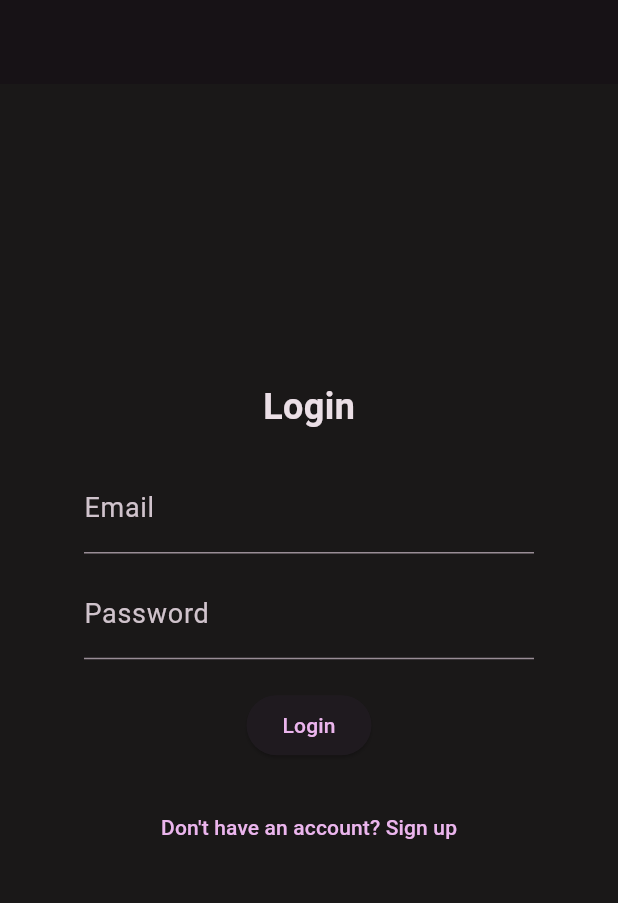
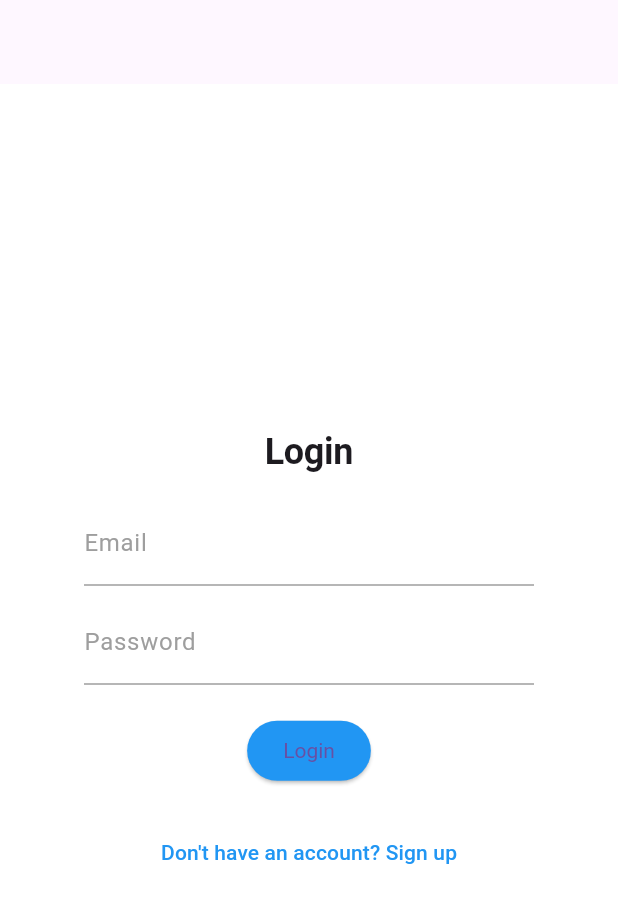
Before and after one commit to TizianoAlbore/pswmanager, a Flutter app: the screen it shows after launch, on a phone screen of 412 x 824 dp. Shown: the top 903 px of the screen. Run offline on Flutter 3.47's test engine with Material 3 defaults, Android fonts, the phone set to English and light mode, and no system bars; our stand-ins replace cloud_firestore, firebase_auth, firebase_core, flutter_dotenv; missing offline and left inert: base32, blockchain_utils, cryptography, dart:js_interop; accounts and stored records are empty; project files that could hold a hidden picture were left out.

Commit message:
theme_added

```diff
--- a/lib/pages/login.dart
+++ b/lib/pages/login.dart
@@ -1,6 +1,55 @@
 import 'package:flutter/material.dart';
 import 'package:firebase_auth/firebase_auth.dart';
 import 'dart:async';
+
+void main() {
+  runApp(const MyApp());
+}
+
+class MyApp extends StatelessWidget {
+  const MyApp({Key? key}) : super(key: key);
+
+  @override
+  Widget build(BuildContext context) {
+    return MaterialApp(
+      title: 'Reusable Theme Demo',
+      theme: ThemeData(
+        primarySwatch: Colors.blue,
+        scaffoldBackgroundColor: Colors.white,
+        textTheme: const TextTheme(
+          headline1: TextStyle(fontSize: 24, fontWeight: FontWeight.bold),
+          bodyText1: TextStyle(fontSize: 16, color: Colors.black),
+          button: TextStyle(color: Colors.white),
+        ),
+        inputDecorationTheme: const InputDecorationTheme(
+          labelStyle: TextStyle(color: Colors.grey),
+          enabledBorder: UnderlineInputBorder(
+            borderSide: BorderSide(color: Colors.grey),
+          ),
+          focusedBorder: UnderlineInputBorder(
+            borderSide: BorderSide(color: Colors.blue),
+          ),
+        ),
+        elevatedButtonTheme: ElevatedButtonThemeData(
+          style: ElevatedButton.styleFrom(
+            backgroundColor: Colors.blue,
+            textStyle: const TextStyle(color: Colors.white),
+          ),
+        ),
+        textButtonTheme: TextButtonThemeData(
+          style: TextButton.styleFrom(
+            foregroundColor: Colors.blue, // Link text color
+          ),
+        ),
+      ),
+      home: const LoginPage(),
+      routes: {
+        '/signup': (context) => const SignUpPage(),
+        '/dashboard': (context) => const DashboardPage(),
+      },
+    );
+  }
+}
 
 class LoginPage extends StatefulWidget {
   const LoginPage({super.key});
@@ -48,9 +97,7 @@ class _LoginPageState extends State<LoginPage> {
       appBar: AppBar(
         automaticallyImplyLeading: false,
       ),
-      body: Container(
-  //color: Colors.white, // Set background color to plain white
-  child: Center(
+      body: Center(
         child: SizedBox(
           width: 300,
           child: Padding(
@@ -59,26 +106,15 @@ class _LoginPageState extends State<LoginPage> {
               mainAxisSize: MainAxisSize.min,
               crossAxisAlignment: CrossAxisAlignment.center,
               children: [
-            const Text(
+                Text(
                   'Login',
-              style: TextStyle(
-                fontSize: 24,
-                fontWeight: FontWeight.bold,
-                //color: Colors.black, // Ensure text is visible on white
-              ),
+                  style: Theme.of(context).textTheme.headline1,
                 ),
                 const SizedBox(height: 20),
                 TextField(
                   controller: _emailController,
                   decoration: const InputDecoration(
                     labelText: 'Email',
-                //labelStyle: TextStyle(color: Colors.black), // Label color
-                //enabledBorder: UnderlineInputBorder(
-                  //borderSide: BorderSide(color: Colors.grey),
-                //),
-                //focusedBorder: UnderlineInputBorder(
-                  //borderSide: BorderSide(color: Colors.blue),
-                //),
                   ),
                 ),
                 const SizedBox(height: 10),
@@ -87,19 +123,11 @@ class _LoginPageState extends State<LoginPage> {
                   obscureText: true,
                   decoration: const InputDecoration(
                     labelText: 'Password',
-                //labelStyle: TextStyle(color: Colors.black), // Label color
-                //enabledBorder: UnderlineInputBorder(
-                  //borderSide: BorderSide(color: Colors.grey),
-                //),
-                //focusedBorder: UnderlineInputBorder(
-                  //borderSide: BorderSide(color: Colors.blue),
-                //),
                   ),
                 ),
                 const SizedBox(height: 20),
                 ElevatedButton(
                   onPressed: _login,
-              //style: ElevatedButton.styleFrom(backgroundColor: Colors.blue),
                   child: const Text('Login'),
                 ),
                 const SizedBox(height: 20),
@@ -107,100 +135,37 @@ class _LoginPageState extends State<LoginPage> {
                   onPressed: () {
                     Navigator.pushNamed(context, '/signup');
                   },
-              child: const Text(
-                'Don\'t have an account? Sign up',
-                //style: TextStyle(color: Colors.blue), // Make link visible
+                  child: const Text('Don\'t have an account? Sign up'),
                 ),
-            ),
-            const SizedBox(height: 50),
               ],
             ),
           ),
         ),
       ),
-),
-      // body: Stack(
-      //   children: [
-      //     // Background image
-      //     Positioned.fill(
-      //       child: Image.asset(
-      //         'assets/background.jpg', // Add your background image asset
-      //         fit: BoxFit.cover,
-      //       ),
-      //     ),
-      //     // Login form
-      //     Center(
-      //       child: SizedBox(
-      //         width: 300,
-      //         child: Padding(
-      //           padding: const EdgeInsets.symmetric(vertical: 40.0),
-      //           child: Column(
-      //             mainAxisSize: MainAxisSize.min,
-      //             crossAxisAlignment: CrossAxisAlignment.center,
-      //             children: [
-      //               const Text(
-      //                 'Login',
-      //                 style: TextStyle(
-      //                   fontSize: 24,
-      //                   fontWeight: FontWeight.bold,
-      //                   color: Colors.white, // Ensures login text is visible
-      //                 ),
-      //               ),
-      //               const SizedBox(height: 20),
-      //               TextField(
-      //                 controller: _emailController,
-      //                 style: TextStyle(color: Colors.black), // Text color
-      //                 decoration: const InputDecoration(
-      //                   labelText: 'Email',
-      //                   labelStyle: TextStyle(color: Colors.white), // Label color
-      //                   enabledBorder: UnderlineInputBorder(
-      //                     borderSide: BorderSide(color: Colors.white),
-      //                   ),
-      //                   focusedBorder: UnderlineInputBorder(
-      //                     borderSide: BorderSide(color: Colors.white),
-      //                   ),
-      //                 ),
-      //               ),
-      //               const SizedBox(height: 10),
-      //               TextField(
-      //                 controller: _passwordController,
-      //                 obscureText: true,
-      //                 style: TextStyle(color: Colors.black), // Text color
-      //                 decoration: const InputDecoration(
-      //                   labelText: 'Password',
-      //                   labelStyle: TextStyle(color: Colors.white), // Label color
-      //                   enabledBorder: UnderlineInputBorder(
-      //                     borderSide: BorderSide(color: Colors.white),
-      //                   ),
-      //                   focusedBorder: UnderlineInputBorder(
-      //                     borderSide: BorderSide(color: Colors.white),
-      //                   ),
-      //                 ),
-      //               ),
-      //               const SizedBox(height: 20),
-      //               ElevatedButton(
-      //                 onPressed: _login,
-      //                 style: ElevatedButton.styleFrom(backgroundColor: Colors.blue), // Button color
-      //                 child: const Text('Login'),
-      //               ),
-      //               const SizedBox(height: 20),
-      //               TextButton(
-      //                 onPressed: () {
-      //                   Navigator.pushNamed(context, '/signup');
-      //                 },
-      //                 child: const Text(
-      //                   'Don\'t have an account? Sign up',
-      //                   style: TextStyle(color: Colors.white), // Text color for the link
-      //                 ),
-      //               ),
-      //               const SizedBox(height: 50),
-      //             ],
-      //           ),
-      //         ),
-      //       ),
-      //     ),
-      //   ],
-      // ),
     );
   }
 }
+
+class SignUpPage extends StatelessWidget {
+  const SignUpPage({Key? key}) : super(key: key);
+
+  @override
+  Widget build(BuildContext context) {
+    return Scaffold(
+      appBar: AppBar(title: const Text('Sign Up')),
+      body: const Center(child: Text('Sign Up Page')),
+    );
+  }
+}
+
+class DashboardPage extends StatelessWidget {
+  const DashboardPage({Key? key}) : super(key: key);
+
+  @override
+  Widget build(BuildContext context) {
+    return Scaffold(
+      appBar: AppBar(title: const Text('Dashboard')),
+      body: const Center(child: Text('Welcome to Dashboard')),
+    );
+  }
+}
```
Also changed, not shown: lib/main.dart (+33 -42 lines), lib/pages/dashboard.dart (+11 -5 lines). Lines whose indentation alone changed are shown as unchanged.
